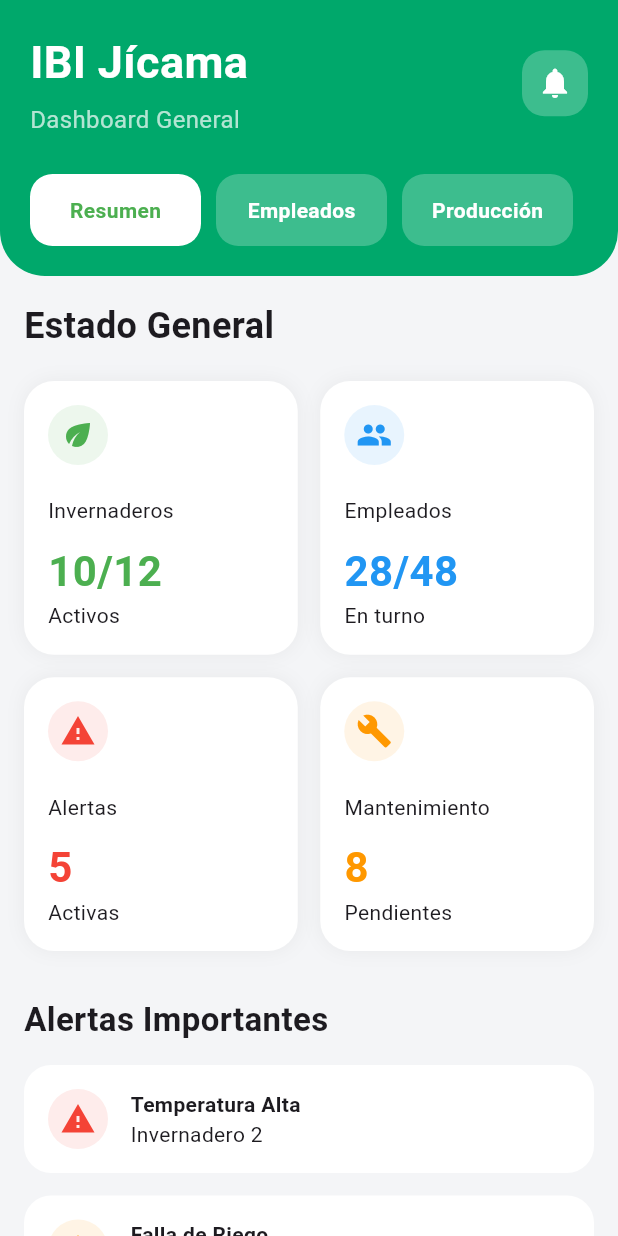
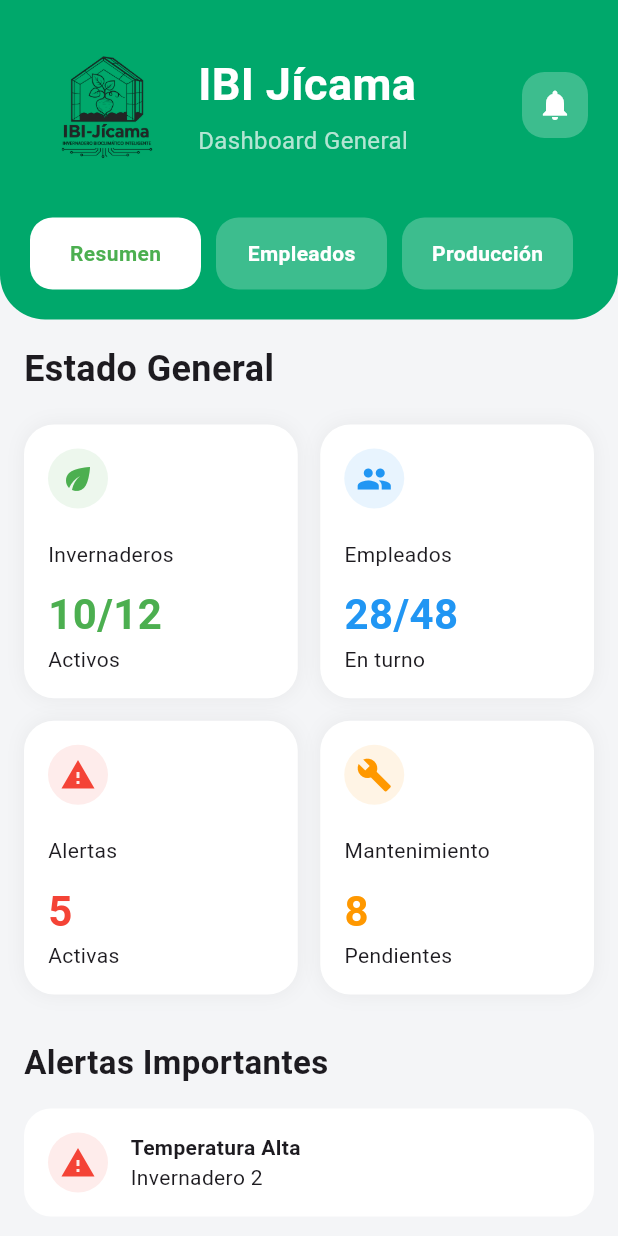
Before and after one commit to POOX4567/IBI-J-CAMA, a Flutter app: the HomeScreen screen opened directly, on a phone screen of 412 x 824 dp. Run offline on Flutter 3.47's test engine with Material 3 defaults, Android fonts, the phone set to English and light mode, and no system bars; our stand-ins replace fl_chart, lucide_icons_flutter.

Commit message:
feat:(Home_screen):se integro y unio al menu principal como se integro la imagen del logo

```diff
--- a/lib/screens/home_screen.dart
+++ b/lib/screens/home_screen.dart
@@ -60,10 +60,15 @@ class _HomeScreenState extends State<HomeScreen> {
             mainAxisAlignment: MainAxisAlignment.spaceBetween,
 
             children: [
-              Column(
+              Row(
+                children: [
+                  Image.asset('assets/logo.png', width: 100, height: 100),
+
+                  const SizedBox(width: 12),
+
+                  const Column(
                     crossAxisAlignment: CrossAxisAlignment.start,
-
-                children: const [
+                    children: [
                       Text(
                         "IBI Jícama",
                         style: TextStyle(
@@ -78,6 +83,8 @@ class _HomeScreenState extends State<HomeScreen> {
                       Text(
                         "Dashboard General",
                         style: TextStyle(color: Colors.white70, fontSize: 16),
+                      ),
+                    ],
                   ),
                 ],
               ),
```
Lines whose indentation alone changed are shown as unchanged.
